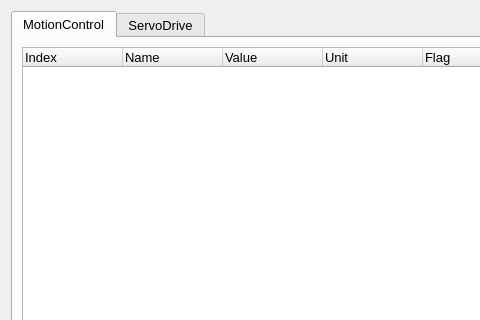
Above: ui/frmParamViewer.ui from MyRobot-lab/AxRobotUtility before the change; both pictures show x 0 to 480 and y 0 to 320 of the 831 by 724 pixel window. Below: the same form after it.
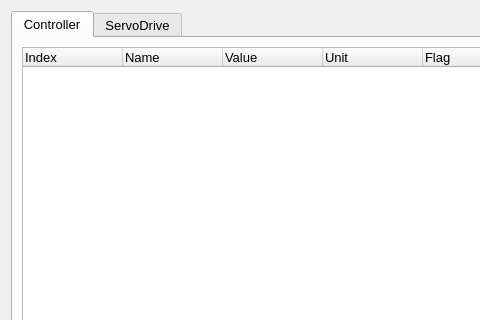
That is the form after the change.

```diff
--- a/ui/frmParamViewer.ui
+++ b/ui/frmParamViewer.ui
@@ -54,7 +54,7 @@
      </property>
      <widget class="QWidget" name="MotionControl">
       <attribute name="title">
-       <string>MotionControl</string>
+       <string>Controller</string>
       </attribute>
       <layout class="QHBoxLayout" name="horizontalLayout_2">
        <item>
```
Left out of the diff: 2 changed lines with no effect on the pictures.
